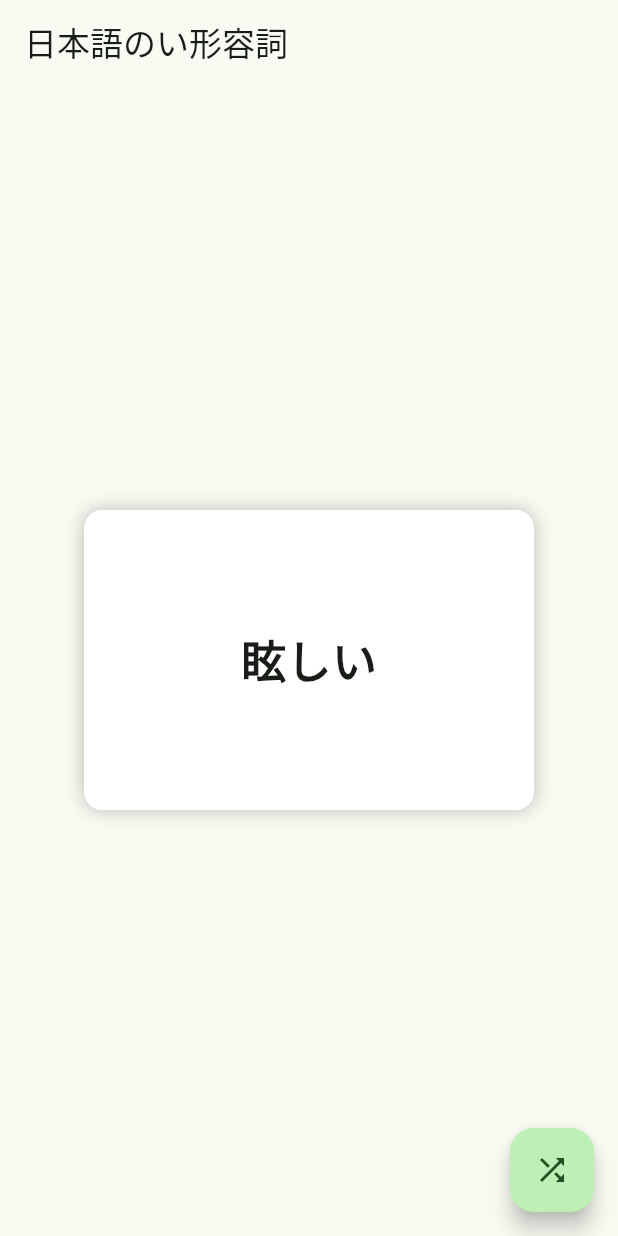
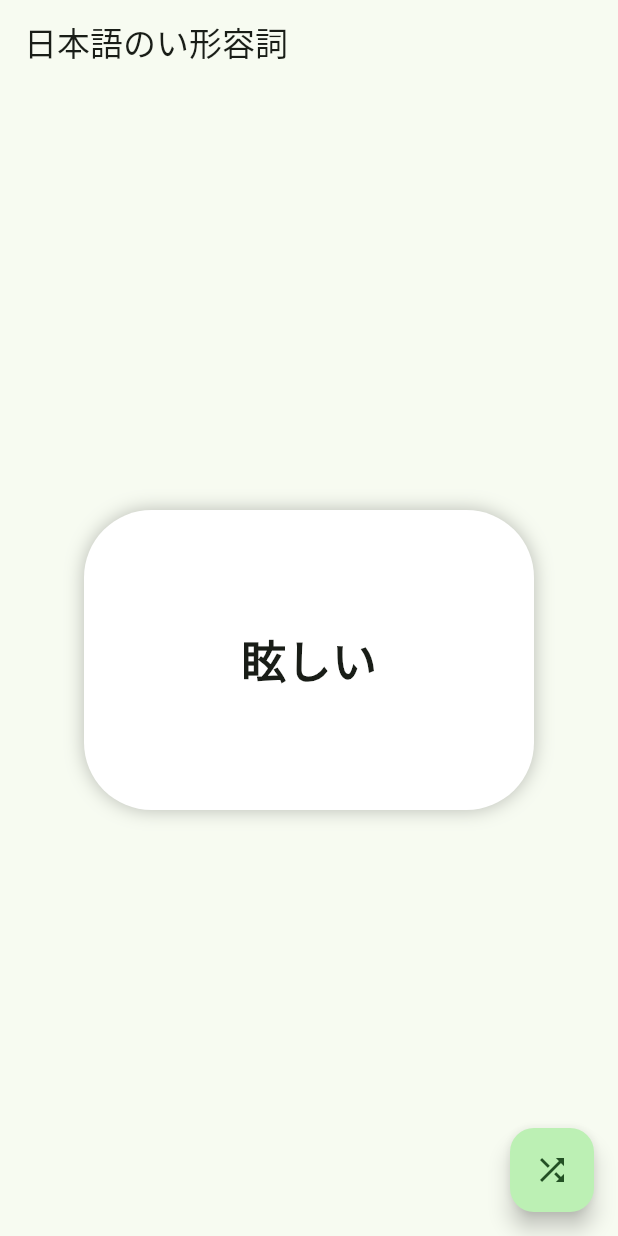
Before and after one commit to 602log/japanese_word, a Flutter app: the screen it shows after launch, on a phone screen of 412 x 824 dp. Run offline on Flutter 3.47's test engine with Material 3 defaults, Android fonts, the phone set to English and light mode, and no system bars.

Commit message:
card radius 수정

```diff
--- a/lib/home_screen.dart
+++ b/lib/home_screen.dart
@@ -85,7 +85,7 @@ class _HomeState extends State<HomeScreen> with SingleTickerProviderStateMixin {
                   height: 200,
                   decoration: BoxDecoration(
                     color: Colors.white,
-                    borderRadius: BorderRadius.circular(12),
+                    borderRadius: BorderRadius.circular(45),
                     boxShadow: [BoxShadow(color: Colors.black26, blurRadius: 10)],
                   ),
                   alignment: Alignment.center,
```
